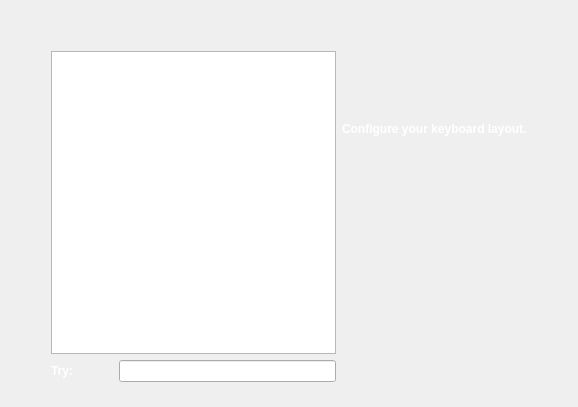
Before: the Qt Designer form kde4/kaptan4/src/gui/keyboardWidget.ui in pars-linux/uludag, drawn with Qt 5.
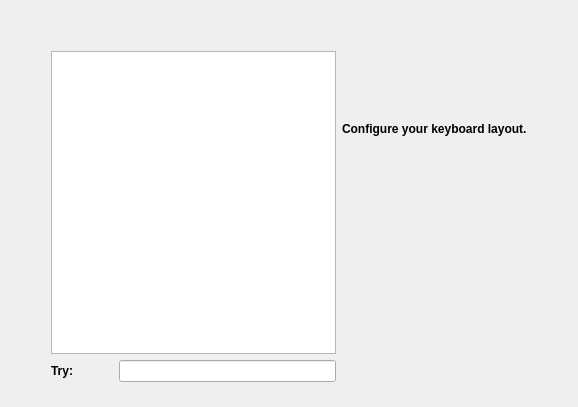
After: the same form once the commit is applied.

Commit message: default color is not white anymore

What changed in the file:
```diff
--- a/kde4/kaptan4/src/gui/keyboardWidget.ui
+++ b/kde4/kaptan4/src/gui/keyboardWidget.ui
@@ -62,8 +62,8 @@
              <bold>true</bold>
             </font>
            </property>
-           <property name="styleSheet" >
-            <string notr="true" >color:white</string>
+           <property name="styleSheet">
+            <string notr="true"/>
            </property>
            <property name="text" >
             <string>Try:</string>
@@ -103,8 +103,8 @@
            <bold>true</bold>
           </font>
          </property>
-         <property name="styleSheet" >
-          <string notr="true" >color: white</string>
+         <property name="styleSheet">
+          <string notr="true"/>
          </property>
          <property name="text" >
           <string>Configure your keyboard layout.</string>
```
Left out of the diff: 107 changed lines with no effect on the pictures. The commit also changes 10 other files.
